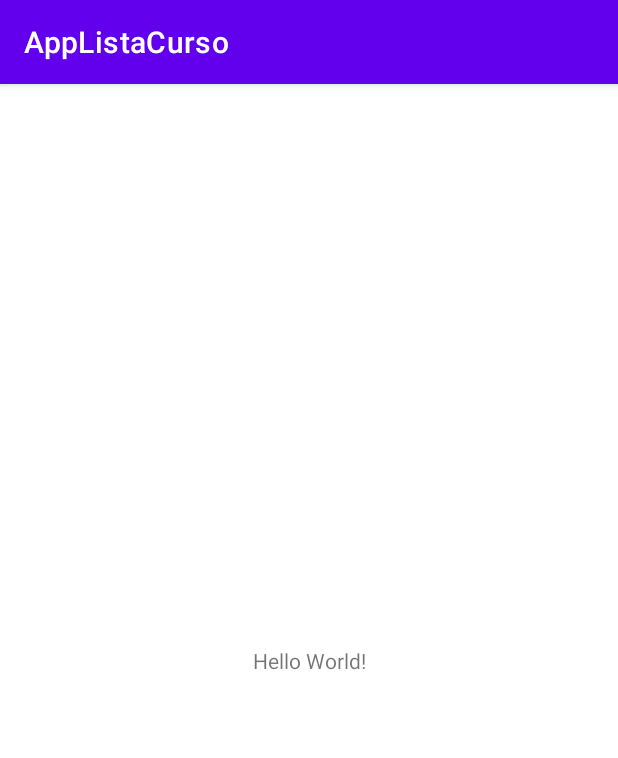
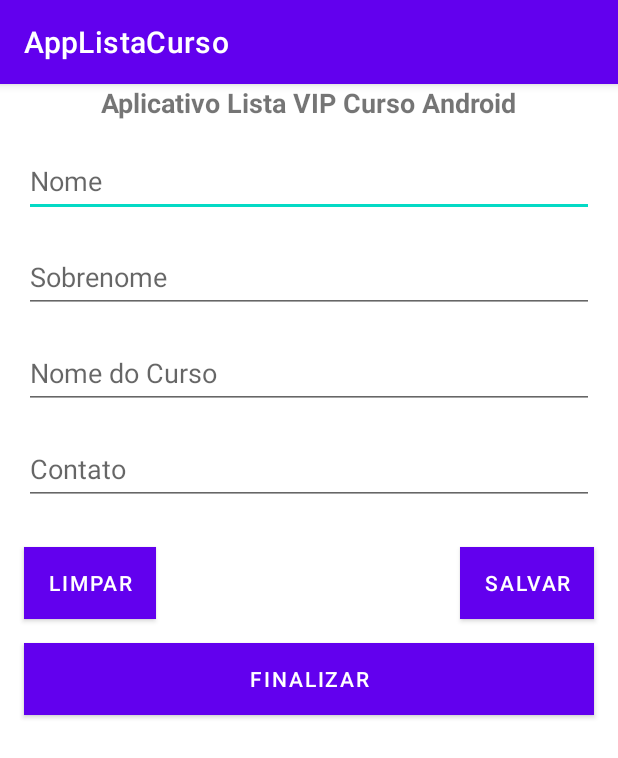
Before and after one commit to JoabeRochadel/AppListaCursoAndroid, an Android app: the screen it shows after launch (MainActivity), on a phone screen of 412 x 824 dp. Shown: the top 758 px of the screen. Run offline under Robolectric (Android 15) with nearby library versions, the phone set to English and light mode, and no system bars.

Commit message:
customização layout

```diff
--- a/app/src/main/AndroidManifest.xml
+++ b/app/src/main/AndroidManifest.xml
@@ -1,6 +1,6 @@
 <?xml version="1.0" encoding="utf-8"?>
 <manifest xmlns:android="http://schemas.android.com/apk/res/android"
-    xmlns:tools="http://schemas.android.com/tools">
+    xmlns:tools="http://schemas.android.com/tools" >
 
     <application
         android:allowBackup="true"
@@ -10,10 +10,10 @@
         android:label="@string/app_name"
         android:supportsRtl="true"
         android:theme="@style/Theme.AppListaCurso"
-        tools:targetApi="31">
+        tools:targetApi="31" >
         <activity
             android:name=".MainActivity"
-            android:exported="true">
+            android:exported="true" >
             <intent-filter>
                 <action android:name="android.intent.action.MAIN" />
 
--- a/app/src/main/java/devandroid/joabe/applistacurso/MainActivity.java
+++ b/app/src/main/java/devandroid/joabe/applistacurso/MainActivity.java
@@ -1,7 +1,6 @@
 package devandroid.joabe.applistacurso;
 
 import androidx.appcompat.app.AppCompatActivity;
-
 import android.os.Bundle;
 
 public class MainActivity extends AppCompatActivity {
--- a/app/src/main/res/layout/activity_main.xml
+++ b/app/src/main/res/layout/activity_main.xml
@@ -6,13 +6,112 @@
     android:layout_height="match_parent"
     tools:context=".MainActivity">
 
+
     <TextView
+        android:id="@+id/txtTitle"
         android:layout_width="wrap_content"
         android:layout_height="wrap_content"
-        android:text="Hello World!"
-        app:layout_constraintBottom_toBottomOf="parent"
+        android:text="@string/txt_title"
+        android:textSize="18sp"
+        android:textStyle="bold"
         app:layout_constraintEnd_toEndOf="parent"
         app:layout_constraintStart_toStartOf="parent"
         app:layout_constraintTop_toTopOf="parent" />
 
+    <EditText
+        android:id="@+id/editFirstName"
+        android:layout_width="match_parent"
+        android:layout_height="48dp"
+        android:layout_margin="16dp"
+        android:layout_marginTop="20dp"
+        android:ems="10"
+        android:hint="@string/txt_hint_first_name"
+        android:importantForAutofill="no"
+        android:inputType="textPersonName"
+        app:layout_constraintEnd_toEndOf="parent"
+        app:layout_constraintStart_toStartOf="parent"
+        app:layout_constraintTop_toBottomOf="@id/txtTitle"
+        tools:ignore="VisualLintTextFieldSize" />
+
+    <EditText
+        android:id="@+id/editSecondName"
+        android:layout_width="match_parent"
+        android:layout_height="48dp"
+        android:layout_margin="16dp"
+        android:layout_marginTop="20dp"
+        android:ems="10"
+        android:hint="@string/txt_hint_second_name"
+        android:importantForAutofill="no"
+        android:inputType="textPersonName"
+        app:layout_constraintEnd_toEndOf="parent"
+        app:layout_constraintStart_toStartOf="parent"
+        app:layout_constraintTop_toBottomOf="@id/editFirstName" />
+
+    <EditText
+        android:id="@+id/editTextCourse"
+        android:layout_width="match_parent"
+        android:layout_height="48dp"
+        android:layout_margin="16dp"
+        android:layout_marginTop="32dp"
+        android:ems="10"
+        android:hint="@string/txt_hint_course_name"
+        android:importantForAutofill="no"
+        android:inputType="textPersonName"
+        app:layout_constraintEnd_toEndOf="parent"
+        app:layout_constraintHorizontal_bias="0.156"
+        app:layout_constraintStart_toStartOf="parent"
+        app:layout_constraintTop_toBottomOf="@id/editSecondName" />
+
+    <EditText
+        android:id="@+id/editTextContact"
+        android:layout_width="match_parent"
+        android:layout_height="48dp"
+        android:layout_margin="16dp"
+        android:layout_marginTop="20dp"
+        android:ems="10"
+        android:hint="@string/txt_hint_contact"
+        android:importantForAutofill="no"
+        android:inputType="textPersonName"
+        app:layout_constraintEnd_toEndOf="parent"
+        app:layout_constraintHorizontal_bias="0.25"
+        app:layout_constraintStart_toStartOf="parent"
+        app:layout_constraintTop_toBottomOf="@id/editTextCourse" />
+
+    <Button
+        android:id="@+id/buttonClean"
+        android:layout_width="wrap_content"
+        android:layout_height="wrap_content"
+        android:layout_marginStart="16dp"
+        android:layout_marginTop="28dp"
+        android:importantForAutofill="no"
+        android:text="@string/button_clean"
+        android:background="@color/colorButton"
+        app:layout_constraintStart_toStartOf="parent"
+        app:layout_constraintTop_toBottomOf="@+id/editTextContact" />
+
+    <Button
+        android:id="@+id/buttonSave"
+        android:layout_width="wrap_content"
+        android:layout_height="wrap_content"
+        android:layout_marginTop="28dp"
+        android:layout_marginEnd="16dp"
+        android:text="@string/button_save"
+        android:background="@color/colorButton"
+        app:layout_constraintEnd_toEndOf="parent"
+        app:layout_constraintHorizontal_bias="1.0"
+        app:layout_constraintStart_toEndOf="@+id/buttonClean"
+        app:layout_constraintTop_toBottomOf="@+id/editTextContact" />
+
+    <Button
+        android:id="@+id/buttonFinish"
+        android:layout_width="match_parent"
+        android:layout_height="wrap_content"
+        android:layout_margin="16dp"
+        android:background="@color/colorButton"
+        android:text="@string/button_finish"
+        app:layout_constraintTop_toBottomOf="@+id/buttonClean"
+        tools:layout_editor_absoluteX="16dp"
+        tools:ignore="VisualLintButtonSize" />
+
+
 </androidx.constraintlayout.widget.ConstraintLayout>
--- a/app/src/main/res/values/colors.xml
+++ b/app/src/main/res/values/colors.xml
@@ -7,4 +7,5 @@
     <color name="teal_700">#FF018786</color>
     <color name="black">#FF000000</color>
     <color name="white">#FFFFFFFF</color>
+    <color name="colorButton">#024C86</color>
 </resources>
--- a/app/src/main/res/values/strings.xml
+++ b/app/src/main/res/values/strings.xml
@@ -1,3 +1,11 @@
 <resources>
     <string name="app_name">AppListaCurso</string>
+    <string name="txt_hint_first_name">Nome</string>
+    <string name="txt_hint_second_name">Sobrenome</string>
+    <string name="txt_hint_course_name">Nome do Curso</string>
+    <string name="txt_hint_contact">Contato</string>
+    <string name="txt_title">Aplicativo Lista VIP Curso Android</string>
+    <string name="button_clean">LIMPAR</string>
+    <string name="button_save">SALVAR</string>
+    <string name="button_finish">FINALIZAR</string>
 </resources>
```
